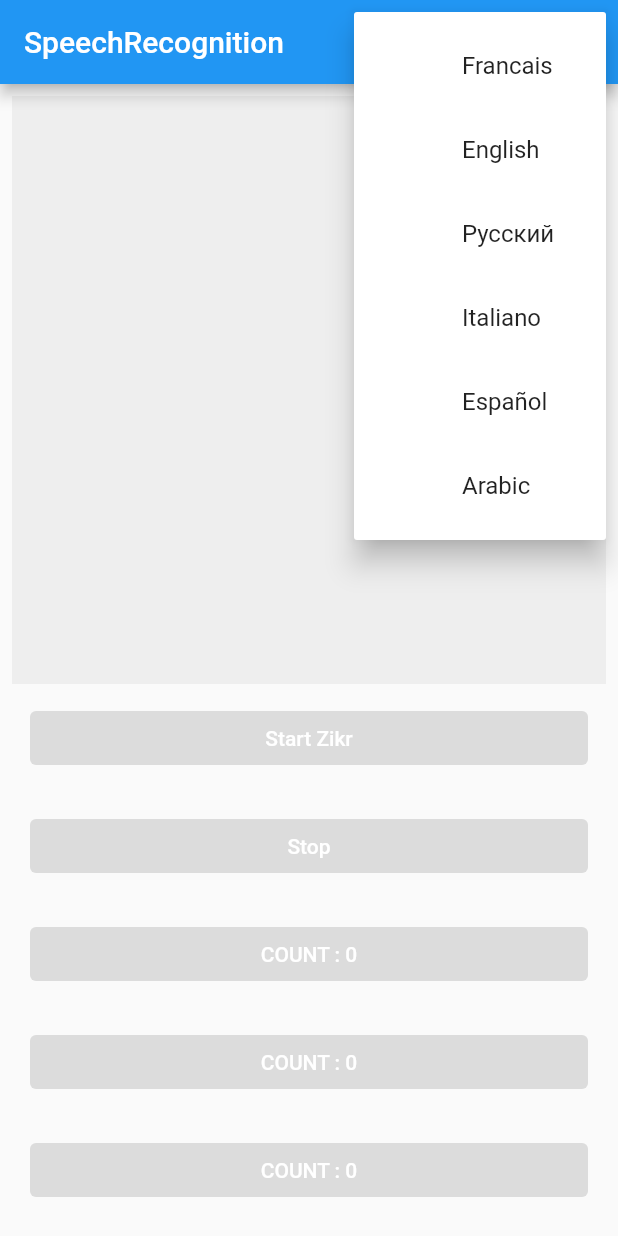
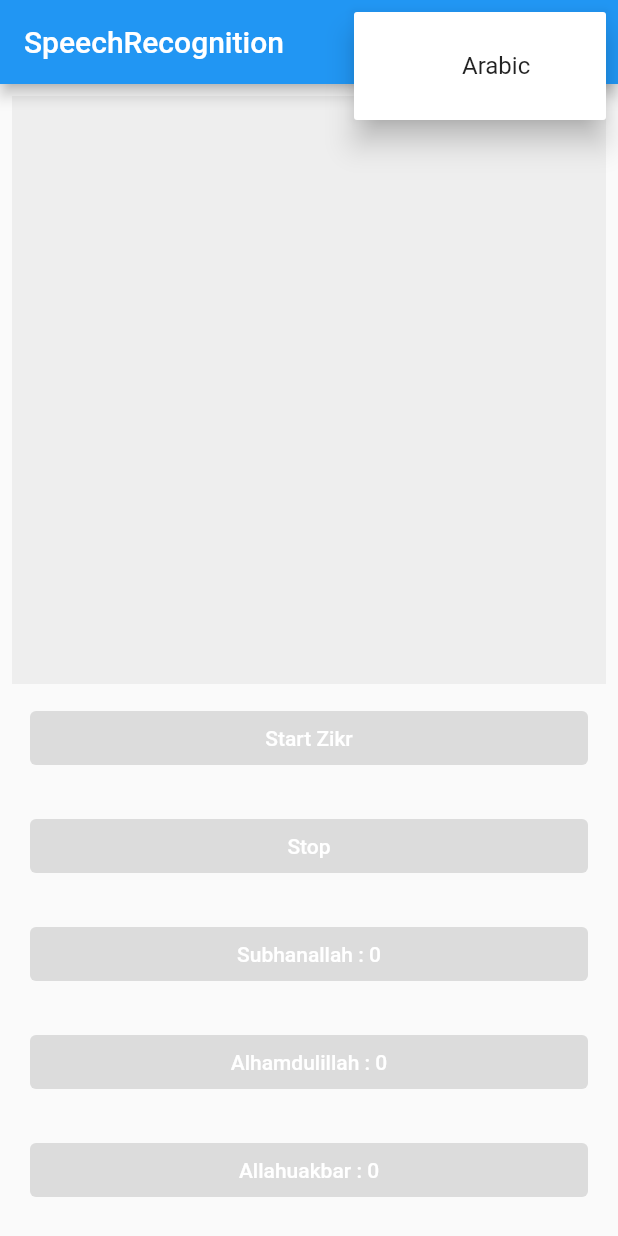
Before and after one commit to mizzi47/smart_tasbih, a Flutter app: the screen it shows after launch, after a tap on the "more vert" icon, on a phone screen of 412 x 824 dp. Run offline on Flutter 3.47's test engine with Material 2 defaults, Android fonts, the phone set to English and light mode, and no system bars; missing offline and left inert: flutter_speech.

Commit message:
update locale language to arabic

```diff
--- a/lib/main.dart
+++ b/lib/main.dart
@@ -8,11 +8,6 @@ void main() {
 }
 
 const languages = const [
-  const Language('Francais', 'fr_FR'),
-  const Language('English', 'en_US'),
-  const Language('Pусский', 'ru_RU'),
-  const Language('Italiano', 'it_IT'),
-  const Language('Español', 'es_ES'),
   const Language('Arabic', 'ar_AR'),
 ];
 
@@ -57,7 +52,7 @@ class _MyAppState extends State<MyApp> {
     _speech.setRecognitionResultHandler(onRecognitionResult);
     _speech.setRecognitionCompleteHandler(onRecognitionComplete);
     _speech.setErrorHandler(errorHandler);
-    _speech.activate('fr_FR').then((res) {
+    _speech.activate('ar_AR').then((res) {
       setState(() => _speechRecognitionAvailable = res);
     });
   }
@@ -108,13 +103,13 @@ class _MyAppState extends State<MyApp> {
                     label: 'Stop',
                   ),
                   _buildButton(
-                    label: 'COUNT : $count1',
+                    label: 'Subhanallah : $count1',
                   ),
                   _buildButton(
-                    label: 'COUNT : $count2',
+                    label: 'Alhamdulillah : $count2',
                   ),
                   _buildButton(
-                    label: 'COUNT : $count3',
+                    label: 'Allahuakbar : $count3',
                   ),
                 ],
 
```
